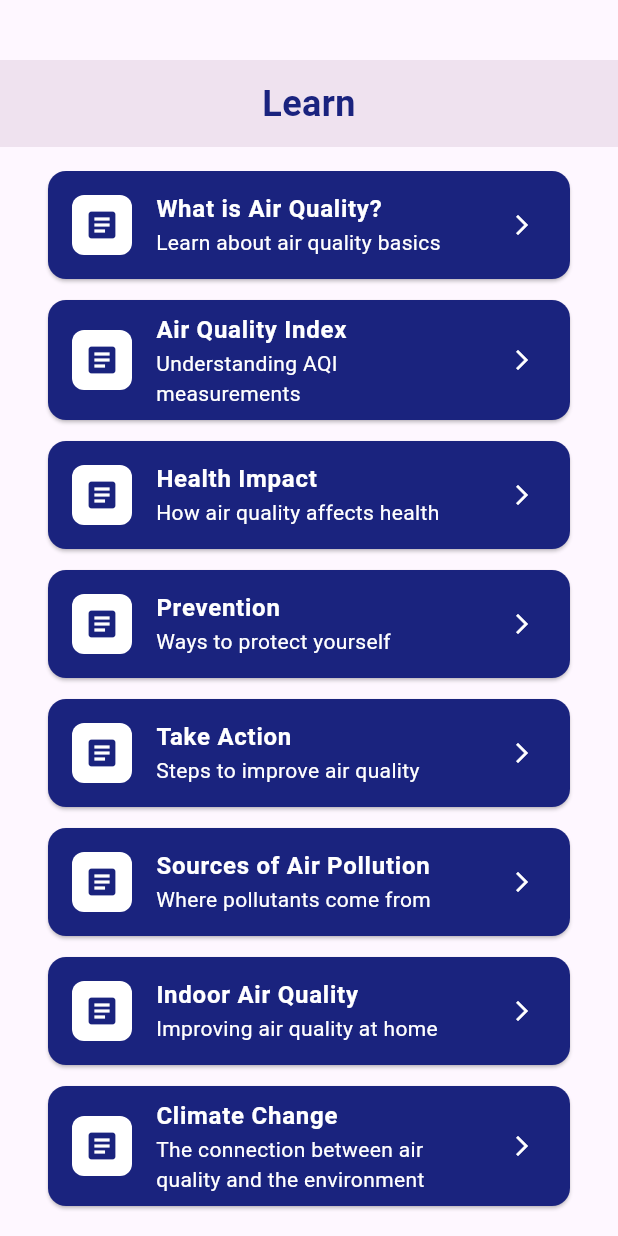
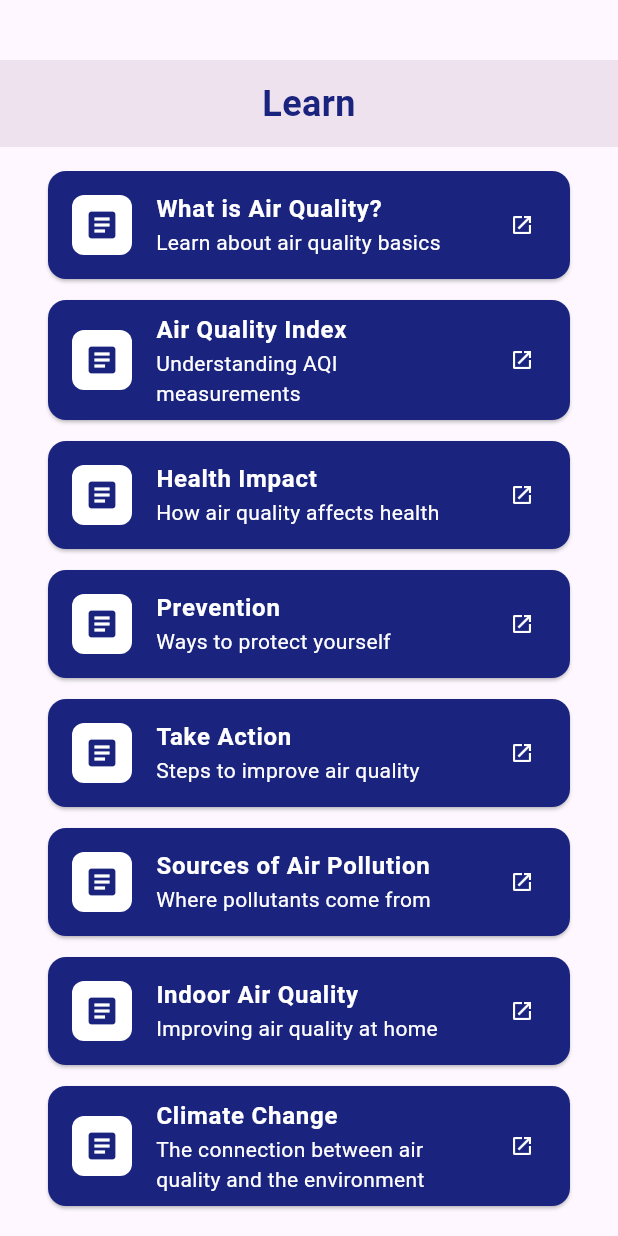
Before and after one commit to bube-ristovska/pulseeco, a Flutter app: the LearnScreen widget shown alone on an empty page, opened directly, on a phone screen of 412 x 824 dp. Run offline on Flutter 3.47's test engine with Material 3 defaults, Android fonts, the light colour scheme and no system bars; our stand-ins replace flutter_map, latlong2.

Commit message:
Fixed URL issue on Learn and YourDevice Screens

```diff
--- a/lib/learnscreen.dart
+++ b/lib/learnscreen.dart
@@ -1,12 +1,20 @@
 import 'package:flutter/material.dart';
+import 'package:url_launcher/url_launcher.dart';
 
 class LearnScreen extends StatelessWidget {
   const LearnScreen({Key? key}) : super(key: key);
 
-  Widget _buildLearnCard(BuildContext context, String title, String subtitle, String content) {
+  Future<void> _launchUrl(String urlString) async {
+    final Uri url = Uri.parse(urlString);
+    if (!await launchUrl(url, mode: LaunchMode.externalApplication)) {
+      throw Exception('Could not launch $url');
+    }
+  }
+
+  Widget _buildLearnCard(String title, String subtitle, String url) {
     return Card(
-      margin: const EdgeInsets.only(bottom: 14,left: 16,right: 16),
-      color: const Color(0xFF1A237E),// Card color set to 0xFF1A237E
+      margin: const EdgeInsets.only(bottom: 14, left: 16, right: 16),
+      color: const Color(0xFF1A237E),
       child: ListTile(
         leading: Container(
           width: 40,
@@ -33,18 +41,8 @@ class LearnScreen extends StatelessWidget {
             color: Colors.white,
           ),
         ),
-        trailing: const Icon(Icons.arrow_forward_ios, size: 16, color: Colors.white),
-        onTap: () {
-          Navigator.push(
-            context,
-            MaterialPageRoute(
-              builder: (context) => LearnDetailScreen(
-                title: title,
-                content: content,
-              ),
-            ),
-          );
-        },
+        trailing: const Icon(Icons.open_in_new, size: 16, color: Colors.white), // Changed to open_in_new icon
+        onTap: () => _launchUrl(url),
       ),
     );
   }
@@ -52,23 +50,23 @@ class LearnScreen extends StatelessWidget {
   @override
   Widget build(BuildContext context) {
     return Padding(
-      padding: const EdgeInsets.only(top: 40.0, bottom: 16.0), // Top padding set to 40 and others to 16
+      padding: const EdgeInsets.only(top: 40.0, bottom: 16.0),
       child: Column(
         crossAxisAlignment: CrossAxisAlignment.start,
         children: [
           Container(
-            width: double.infinity, // Makes the container take up the full width
-            padding: const EdgeInsets.symmetric(vertical: 12.0), // Adds padding to top and bottom
+            width: double.infinity,
+            padding: const EdgeInsets.symmetric(vertical: 12.0),
             decoration: const BoxDecoration(
-              color: const Color(0xFFEFE2EF) // Background color
+                color: Color(0xFFEFE2EF)
             ),
             child: const Text(
               'Learn',
-              textAlign: TextAlign.center, // Centers the text horizontally
+              textAlign: TextAlign.center,
               style: TextStyle(
                 fontSize: 24,
                 fontWeight: FontWeight.bold,
-                color: Color(0xFF1A237E), // Text color
+                color: Color(0xFF1A237E),
               ),
             ),
           ),
@@ -79,64 +77,54 @@ class LearnScreen extends StatelessWidget {
               child: ListView(
                 children: [
                   _buildLearnCard(
-                  context,
                     'What is Air Quality?',
                     'Learn about air quality basics',
-                  'Air quality refers to the condition of the air around us. It is determined by measuring different pollutants including particulate matter (PM2.5 and PM10), nitrogen dioxide, sulfur dioxide, and ozone. Good air quality is essential for human health and the environment.\n\nPoor air quality can be caused by various factors such as:\n- Industrial emissions\n- Vehicle exhaust\n- Natural sources like wildfires\n- Agricultural activities',
+                    'https://www.epa.gov/indoor-air-quality-iaq/introduction-indoor-air-quality',
                   ),
                   _buildLearnCard(
-                  context,
                     'Air Quality Index',
                     'Understanding AQI measurements',
-                  'The Air Quality Index (AQI) is a standardized system used to measure and communicate air pollution levels. The scale typically ranges from 0 to 500, with higher numbers indicating worse air quality.\n\nAQI Categories:\n- 0-50: Good (Green)\n- 51-100: Moderate (Yellow)\n- 101-150: Unhealthy for Sensitive Groups (Orange)\n- 151-200: Unhealthy (Red)\n- 201-300: Very Unhealthy (Purple)\n- 301-500: Hazardous (Maroon)',
+                    'https://www.airnow.gov/aqi/aqi-basics/',
                   ),
                   _buildLearnCard(
-                  context,
                     'Health Impact',
                     'How air quality affects health',
-                  'Poor air quality can have both short-term and long-term effects on human health. These impacts can vary from mild irritation to serious health conditions.\n\nCommon health effects include:\n- Respiratory issues\n- Cardiovascular problems\n- Eye and throat irritation\n- Headaches\n- Increased risk of certain cancers\n\nVulnerable groups such as children, elderly, and those with pre-existing conditions are particularly at risk.',
+                    'https://www.who.int/health-topics/air-pollution',
                   ),
                   _buildLearnCard(
-                  context,
                     'Prevention',
                     'Ways to protect yourself',
-                  'There are several ways to protect yourself from poor air quality:\n\n1. Check daily air quality reports\n2. Use air purifiers indoors\n3. Wear appropriate masks when necessary\n4. Avoid outdoor activities during high pollution periods\n5. Keep windows closed on high pollution days\n6. Maintain good ventilation indoors\n7. Regular cleaning to reduce indoor pollutants',
+                    'https://www.epa.gov/indoor-air-quality-iaq/protecting-yourself-smoke',
                   ),
                   _buildLearnCard(
-                  context,
                     'Take Action',
                     'Steps to improve air quality',
-                  'Everyone can contribute to improving air quality through simple actions:\n\n1. Use public transportation or carpool\n2. Reduce energy consumption\n3. Avoid burning leaves or trash\n4. Use environmentally friendly products\n5. Support clean air initiatives\n6. Plant trees and maintain green spaces\n7. Report air quality violations to local authorities',
+                    'https://www.epa.gov/indoor-air-quality-iaq/improving-indoor-air-quality',
                   ),
                   _buildLearnCard(
-                  context,
                     'Sources of Air Pollution',
                     'Where pollutants come from',
-                  'Air pollution comes from various sources:\n\n- Vehicles\n- Factories\n- Construction activities\n- Natural sources like volcanic eruptions and wildfires\n- Agriculture, including livestock emissions and crop burning.',
+                    'https://www.epa.gov/indoor-air-quality-iaq/indoor-pollutants-and-sources',
                   ),
                   _buildLearnCard(
-                  context,
                     'Indoor Air Quality',
                     'Improving air quality at home',
-                  'Indoor air quality can be improved by:\n\n1. Avoiding smoking indoors\n2. Using exhaust fans in kitchens and bathrooms\n3. Reducing the use of chemical cleaning products\n4. Regular maintenance of HVAC systems\n5. Keeping indoor plants for natural air purification.',
+                    'https://www.epa.gov/indoor-air-quality-iaq',
                   ),
                   _buildLearnCard(
-                  context,
                     'Climate Change',
                     'The connection between air quality and the environment',
-                  'Air quality is closely linked to climate change. For instance:\n\n- Greenhouse gases like CO2 contribute to global warming.\n- Warmer temperatures can worsen ozone pollution.\n- Efforts to reduce emissions also help mitigate climate change and improve air quality.',
+                    'https://www.epa.gov/climate-change',
                   ),
                   _buildLearnCard(
-                  context,
                     'Children and Air Pollution',
                     'Special concerns for kids',
-                  'Children are more vulnerable to air pollution because:\n\n- Their lungs are still developing.\n- They breathe more air per body weight compared to adults.\n- Exposure can lead to long-term health issues, such as asthma and reduced lung function.',
+                    'https://www.epa.gov/children/protecting-childrens-health-and-environment',
                   ),
                   _buildLearnCard(
-                  context,
                     'Monitoring Air Quality',
                     'How air quality is tracked',
-                  'Air quality is monitored using:\n\n- Stationary monitors in cities\n- Satellite observations\n- Portable air quality sensors for personal use\n\nThese devices measure pollutants and provide real-time data to inform the public.',
+                    'https://www.airnow.gov/how-to-use-this-site/',
                   ),
                 ],
               ),
@@ -147,47 +135,3 @@ class LearnScreen extends StatelessWidget {
     );
   }
 }
-
-// learn_detail_screen.dart
-class LearnDetailScreen extends StatelessWidget {
-  final String title;
-  final String content;
-
-  const LearnDetailScreen({
-    Key? key,
-    required this.title,
-    required this.content,
-  }) : super(key: key);
-
-  @override
-  Widget build(BuildContext context) {
-    return Scaffold(
-      appBar: AppBar(
-        title: Text(title),
-        backgroundColor: Colors.indigo[900],
-        foregroundColor: Colors.white,
-      ),
-      body: SingleChildScrollView(
-        child: Padding(
-          padding: const EdgeInsets.all(16.0),
-          child: Column(
-            crossAxisAlignment: CrossAxisAlignment.start,
-            children: [
-              const SizedBox(height: 16),
-              Padding(
-                padding: const EdgeInsets.symmetric(horizontal: 16.0, vertical: 8.0), // Added margin inside
-                child: Text(
-                  content,
-                  style: const TextStyle(
-                    fontSize: 16,
-                    height: 1.5,
-                  ),
-                ),
-              ),
-            ],
-          ),
-        ),
-      ),
-    );
-  }
-}
--- a/pubspec.yaml
+++ b/pubspec.yaml
@@ -41,6 +41,7 @@ dependencies:
   # The following adds the Cupertino Icons font to your application.
   # Use with the CupertinoIcons class for iOS style icons.
   cupertino_icons: ^1.0.8
+  url_launcher: ^6.3.1
 
 dev_dependencies:
   flutter_test:
```
Also changed, not shown: lib/yourdevicescreen.dart (+14 -8 lines), pubspec.lock, 9 other files. Lines whose indentation alone changed are shown as unchanged.
